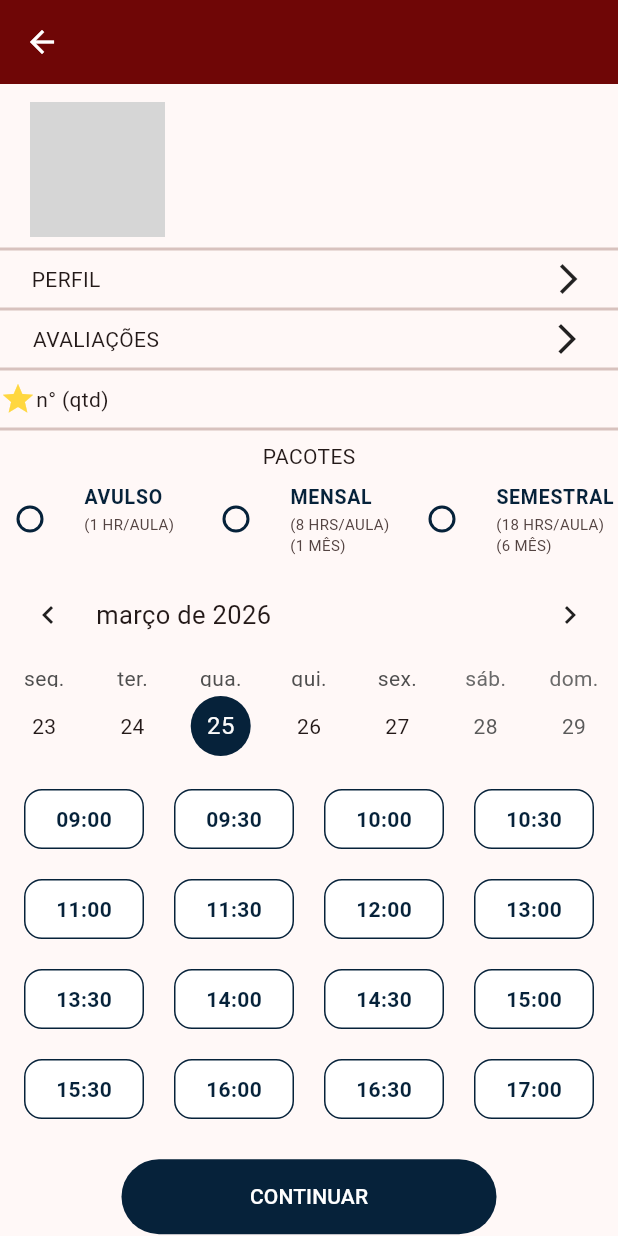
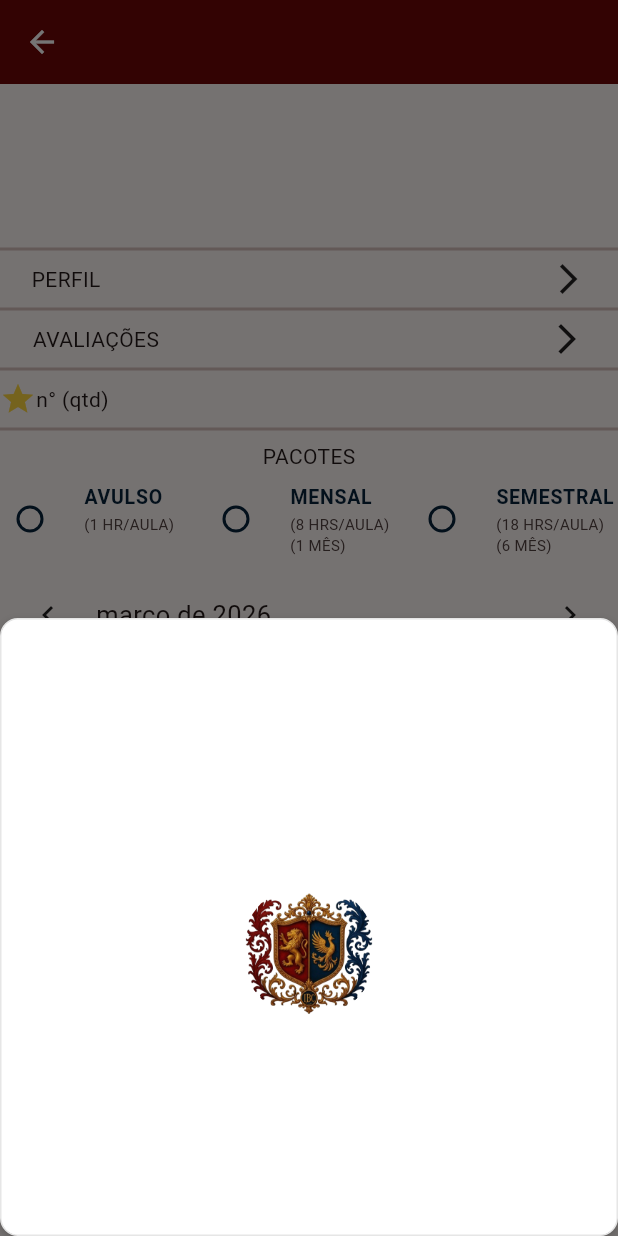
Before and after one commit to BAdeodato/institutoBraziel, a Flutter app: the Teacher screen opened directly with empty values, after a tap on "CONTINUAR", on a phone screen of 412 x 824 dp. Run offline on Flutter 3.47's test engine with Material 3 defaults, Android fonts, the phone set to English and light mode, and no system bars; drawn by our look-alikes of table_calendar; our stand-ins replace cloud_firestore, expandable, firebase_auth, firebase_core, firebase_storage, font_awesome_flutter and 3 more; accounts and stored records are empty; network calls fail; grey boxes are pictures that could not be loaded.

Commit message:
added logo;created and started editing payment page;made some modifications;

```diff
--- a/lib/main.dart
+++ b/lib/main.dart
@@ -7,6 +7,7 @@
 import 'package:instituto_braziel/pages/_subject.dart';
 import 'package:instituto_braziel/pages/_subjects.dart';
 import 'package:flutter_localizations/flutter_localizations.dart';
+import 'package:instituto_braziel/pages/_summary_payment.dart';
 import 'package:instituto_braziel/services/auth_service.dart';
 import 'package:instituto_braziel/services/users_service.dart';
 import 'package:provider/provider.dart';
@@ -89,6 +90,7 @@
         'profile': (context) => const Profile(),
         'subjects': (context) => const Subjects(),
         'subject': (context) => const Subject(),
+        'summary_payment': (context) => const SummaryPayment(),
       },
     );
   }
--- /dev/null
+++ b/lib/pages/_summary_payment.dart
@@ -0,0 +1,80 @@
+import 'package:flutter/material.dart';
+import 'package:instituto_braziel/components/_rating_card.dart';
+
+class SummaryPayment extends StatefulWidget {
+  const SummaryPayment({super.key});
+  @override
+  State<SummaryPayment> createState() => _SummaryPayment();
+}
+
+class _SummaryPayment extends State<SummaryPayment> {
+  // Track which time is selected
+  final Set<String> selectedTime = {};
+  DateTime _focusedDay = DateTime.now();
+  late DateTime _currentWeekStart;
+  String? selectedOption;
+
+  DateTime startOfWeek(DateTime date) {
+    return DateTime(
+      date.year,
+      date.month,
+      date.day - (date.weekday - DateTime.monday),
+    );
+  }
+
+  @override
+  void initState() {
+    super.initState();
+    final now = DateTime.now();
+    _focusedDay = now;
+    _currentWeekStart = startOfWeek(now);
+  }
+
+  @override
+  Widget build(BuildContext context) {
+    // TODO: implement build
+    return SafeArea(
+      child: Container(
+        decoration: BoxDecoration(
+          color: Colors.white,
+          boxShadow: [
+            BoxShadow(
+              blurRadius: 4,
+              color: Color(0x33000000),
+              offset: Offset(0, 2),
+            ),
+          ],
+          borderRadius: BorderRadius.circular(12),
+          border: Border.all(color: Color(0xFFE6E6E6)),
+        ),
+        child: Align(
+          child: Padding(
+            padding: EdgeInsetsDirectional.fromSTEB(32, 32, 32, 0),
+            child: SingleChildScrollView(
+              child: Column(
+                children: [
+                  InkWell(
+                    onTap: () {
+                      // TODO: DEPOIS PREENCHER AS INFORMAÇÕES DA PESSOA AO CARREGAR A PÁGINA, DE ACORDO COM O PERFIL LOGADO
+                      Navigator.pushNamed(context, 'home');
+                    },
+                    child: Container(
+                      width: 90,
+                      height: 90,
+                      clipBehavior: Clip.antiAlias,
+                      decoration: BoxDecoration(shape: BoxShape.circle),
+                      child: Image.asset(
+                        'assets/images/logo-transparent.png',
+                        fit: BoxFit.cover,
+                      ),
+                    ),
+                  ),
+                ],
+              ),
+            ),
+          ),
+        ),
+      ),
+    );
+  }
+}
--- a/lib/pages/_teacher.dart
+++ b/lib/pages/_teacher.dart
@@ -1,6 +1,7 @@
 import 'package:flutter/material.dart';
 import 'package:instituto_braziel/components/_rating_card.dart';
 import 'package:instituto_braziel/models/_teacher_model.dart';
+import 'package:instituto_braziel/pages/_summary_payment.dart';
 import 'package:table_calendar/table_calendar.dart';
 
 class Teacher extends StatefulWidget {
@@ -113,7 +114,9 @@
                             crossAxisAlignment: CrossAxisAlignment.start,
                             children: [
                               Text(widget.teacher.name),
-                              Text((widget.teacher.subject ?? '').toUpperCase()),
+                              Text(
+                                (widget.teacher.subject ?? '').toUpperCase(),
+                              ),
                               Text(widget.teacher.period ?? ''),
                             ],
                           ),
@@ -122,7 +125,7 @@
                     ),
                     InkWell(
                       onTap: () {
-                        // TODO: DEPOIS PREENCHER AS INFORMAÇÕES DA PESSOA AO CARREGAR A PÁGINA, DE ACORDO COM O PERFIL LOGADO
+                        // TODO: VERIFICAR A NECESSIDADE DESSE ITEM
                         Navigator.pushNamed(context, 'profile');
                       },
                       child: Column(
@@ -359,7 +362,28 @@
                       padding: EdgeInsetsDirectional.fromSTEB(0, 0, 0, 16),
                       child: OutlinedButton(
                         onPressed: () async {
-                          // Navigator.pushNamed(context, 'home');
+                          await showModalBottomSheet(
+                            isScrollControlled: true,
+                            backgroundColor: Colors.transparent,
+                            enableDrag: false,
+                            context: context,
+                            builder: (context) {
+                              return GestureDetector(
+                                onTap: () {
+                                  FocusScope.of(context).unfocus();
+                                  FocusManager.instance.primaryFocus?.unfocus();
+                                },
+                                child: Padding(
+                                  padding: MediaQuery.viewInsetsOf(context),
+                                  child: SizedBox(
+                                    height:
+                                        MediaQuery.sizeOf(context).height * 0.5,
+                                    child: SummaryPayment(),
+                                  ),
+                                ),
+                              );
+                            },
+                          ).then((value) => setState(() {}));
                         },
                         style: ButtonStyle(
                           backgroundColor: WidgetStatePropertyAll(
--- a/pubspec.yaml
+++ b/pubspec.yaml
@@ -70,6 +70,8 @@
   # the material Icons class.
   uses-material-design: true
 
+  assets:
+  - assets/images/
   # To add assets to your application, add an assets section, like this:
   # assets:
   #   - images/a_dot_burr.jpeg
```
Also changed, not shown: lib/components/_sidebar.dart (+15 -14 lines), lib/pages/_login.dart (+10 -1 lines), assets/images/logo-transparent.png (added), assets/images/logo-white.jpeg (added), lib/pages/_payment.dart (added).
